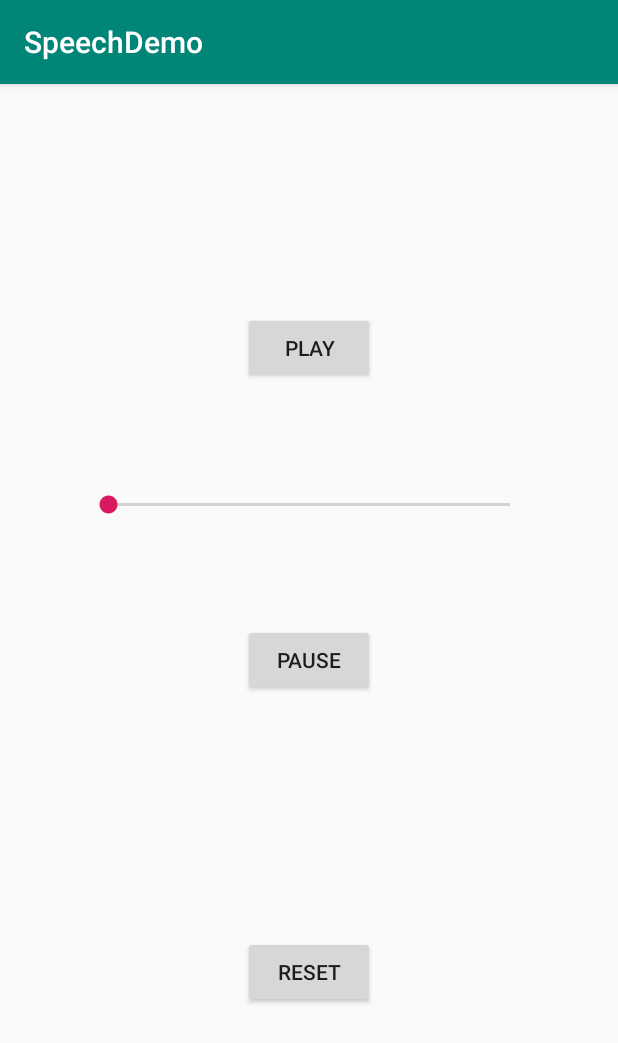
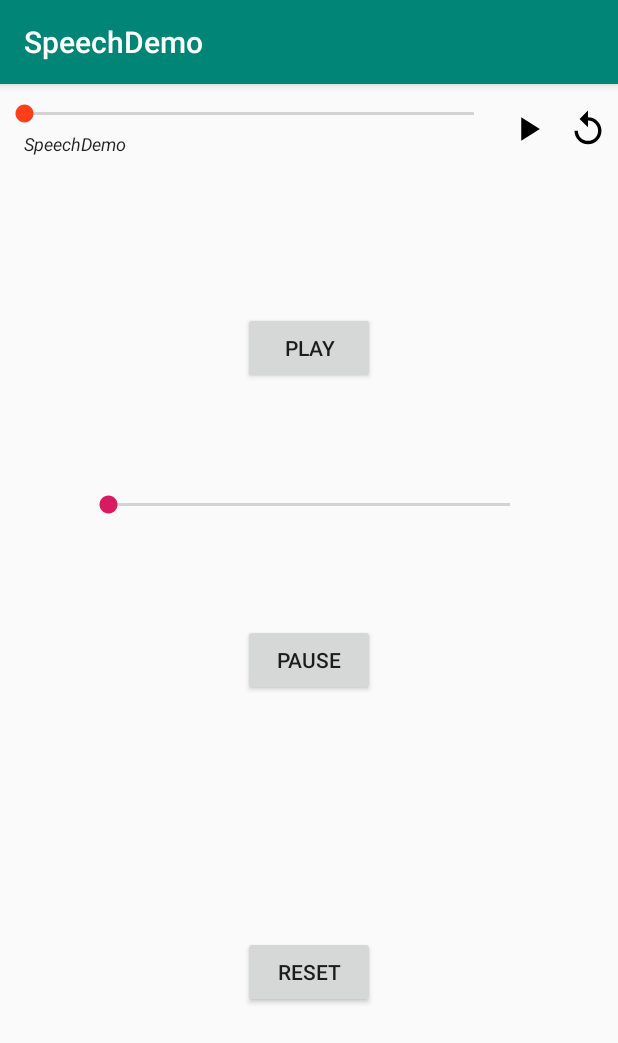
Before and after one commit to quangvp95/SpeechDemo, an Android app: the screen it shows after launch (ChromeActivity), on a phone screen of 412 x 824 dp. Shown: the top 1043 px of the screen. Run offline under Robolectric (Android 15) with nearby library versions, the phone set to English and light mode, and no system bars; 1 statement that could not run was skipped.

Commit message:
Add control view

```diff
--- /dev/null
+++ b/app/src/main/java/bkav/android/speech/SpeechControlLayout.java
@@ -0,0 +1,121 @@
+package bkav.android.speech;
+
+import android.content.Context;
+import android.util.AttributeSet;
+import android.view.View;
+import android.widget.ImageView;
+import android.widget.LinearLayout;
+import android.widget.SeekBar;
+import android.widget.TextView;
+
+import androidx.annotation.Nullable;
+
+import org.chromium.chrome.browser.R;
+
+public class SpeechControlLayout extends LinearLayout implements View.OnClickListener {
+    public interface OnControlSpeechListener {
+
+        void onPlay();
+
+        void onPause();
+
+        void onReset();
+
+        void onSeek(int position);
+    }
+
+    private OnControlSpeechListener mListener;
+
+    private SeekBar mSeekBar;
+    private TextView mDurationTextView;
+    private ImageView mPlayButton, mResetButton;
+    private String mAboutMinuteString, mAboutSecondString;
+
+    private boolean isPlaying;
+
+    public SpeechControlLayout(Context context) {
+        super(context);
+    }
+
+    public SpeechControlLayout(Context context, @Nullable AttributeSet attrs) {
+        super(context, attrs);
+        isPlaying = false;
+    }
+
+    public SpeechControlLayout(Context context, @Nullable AttributeSet attrs, int defStyleAttr) {
+        super(context, attrs, defStyleAttr);
+        isPlaying = false;
+    }
+
+    @Override
+    protected void onFinishInflate() {
+        super.onFinishInflate();
+
+        mSeekBar = findViewById(R.id.bkav_speech_controller_seek_bar);
+        mDurationTextView = findViewById(R.id.bkav_speech_controller_show_time_view);
+        mPlayButton = findViewById(R.id.bkav_speech_controller_play_btn);
+        mResetButton = findViewById(R.id.bkav_speech_controller_replay_btn);
+        mAboutMinuteString = getResources().getString(R.string.about_minute);
+        mAboutSecondString = getResources().getString(R.string.about_second);
+
+        isPlaying = false;
+        mPlayButton.setOnClickListener(this);
+        mResetButton.setOnClickListener(this);
+        mSeekBar.setOnSeekBarChangeListener(new SeekBar.OnSeekBarChangeListener() {
+            @Override
+            public void onProgressChanged(SeekBar seekBar, int progress, boolean fromUser) {}
+
+            @Override
+            public void onStartTrackingTouch(SeekBar seekBar) {}
+
+            @Override
+            public void onStopTrackingTouch(SeekBar seekBar) {
+                if (mListener != null) mListener.onSeek(seekBar.getProgress());
+            }
+        });
+    }
+
+    public void setListener(OnControlSpeechListener mListener) {
+        this.mListener = mListener;
+    }
+
+    public void setPlayTime(int totalTime) {
+        int minutes = totalTime / 60000;
+        if (minutes > 0)
+            mDurationTextView.setText(String.format(mAboutMinuteString, minutes));
+        else if (totalTime > 0)
+            mDurationTextView.setText(String.format(mAboutSecondString, totalTime / 1000));
+    }
+
+    public void setMax(int duration) {
+        mSeekBar.setMax(duration);
+    }
+
+    public void setPosition(int position) {
+        mSeekBar.setProgress(position);
+    }
+
+    public void setPlaying(boolean playing) {
+        isPlaying = playing;
+        if (isPlaying) {
+            mPlayButton.setImageResource(R.drawable.ic_action_pause);
+        } else {
+            mPlayButton.setImageResource(R.drawable.ic_action_play);
+        }
+    }
+
+    @Override
+    public void onClick(View v) {
+        if (v == mPlayButton) {
+            if (isPlaying) {
+                if (mListener != null) mListener.onPause();
+            } else {
+                if (mListener != null) mListener.onPlay();
+            }
+            setPlaying(!isPlaying);
+        } else if (v == mResetButton) {
+            if (mListener != null) mListener.onReset();
+            mSeekBar.setProgress(0);
+        }
+    }
+}
--- a/app/src/main/res/layout/activity_main.xml
+++ b/app/src/main/res/layout/activity_main.xml
@@ -63,4 +63,12 @@
         app:layout_constraintRight_toRightOf="parent"
         app:layout_constraintTop_toBottomOf="@+id/seekbar" />
 
+    <include
+        layout="@layout/bkav_speech_controller_view"
+        app:layout_constraintBottom_toTopOf="@+id/button2"
+        app:layout_constraintHorizontal_bias="1.0"
+        app:layout_constraintLeft_toLeftOf="parent"
+        app:layout_constraintRight_toRightOf="parent"
+        app:layout_constraintTop_toBottomOf="@+id/button"
+        app:layout_constraintVertical_bias="0.0" />
 </androidx.constraintlayout.widget.ConstraintLayout>
--- /dev/null
+++ b/app/src/main/res/layout/bkav_speech_controller_view.xml
@@ -0,0 +1,53 @@
+<?xml version="1.0" encoding="utf-8"?>
+<bkav.android.speech.SpeechControlLayout xmlns:android="http://schemas.android.com/apk/res/android"
+    xmlns:app="http://schemas.android.com/apk/res-auto"
+    xmlns:tools="http://schemas.android.com/tools"
+    android:id="@+id/bkav_speech_controller_view"
+    android:layout_width="match_parent"
+    android:layout_height="60dp"
+    android:orientation="horizontal">
+
+    <LinearLayout
+        android:layout_width="0dp"
+        android:layout_height="match_parent"
+        android:layout_weight="1"
+        android:orientation="vertical"
+        android:paddingTop="10dp"
+        android:paddingBottom="10dp">
+
+        <SeekBar
+            android:id="@+id/bkav_speech_controller_seek_bar"
+            android:layout_width="match_parent"
+            android:layout_height="20dp"
+            android:progressTint="#FF3F19"
+            android:thumbTint="#FF3F19" />
+
+        <TextView
+            android:id="@+id/bkav_speech_controller_show_time_view"
+            android:layout_width="match_parent"
+            android:layout_height="20dp"
+            android:gravity="center_vertical"
+            android:paddingStart="16dp"
+            android:text="@string/app_name"
+            android:textAppearance="@style/TextAppearance.AppCompat"
+            android:textSize="12sp"
+            android:textStyle="italic" />
+    </LinearLayout>
+
+    <ImageView
+        android:id="@+id/bkav_speech_controller_play_btn"
+        android:layout_width="40dp"
+        android:layout_height="match_parent"
+        android:padding="5dp"
+        app:srcCompat="@drawable/ic_action_play"
+        tools:ignore="ContentDescription" />
+
+    <ImageView
+        android:id="@+id/bkav_speech_controller_replay_btn"
+        android:layout_width="40dp"
+        android:layout_height="match_parent"
+        android:padding="5dp"
+        app:srcCompat="@drawable/ic_action_replay"
+        tools:ignore="ContentDescription" />
+
+</bkav.android.speech.SpeechControlLayout>
--- a/app/src/main/res/values/strings.xml
+++ b/app/src/main/res/values/strings.xml
@@ -1,3 +1,5 @@
 <resources>
     <string name="app_name">SpeechDemo</string>
+    <string name="about_minute">About %1$d minutes</string>
+    <string name="about_second">About %1$d seconds</string>
 </resources>
```
Also changed, not shown: app/src/main/java/org/chromium/chrome/browser/ChromeActivity.java (+41 -6 lines).
